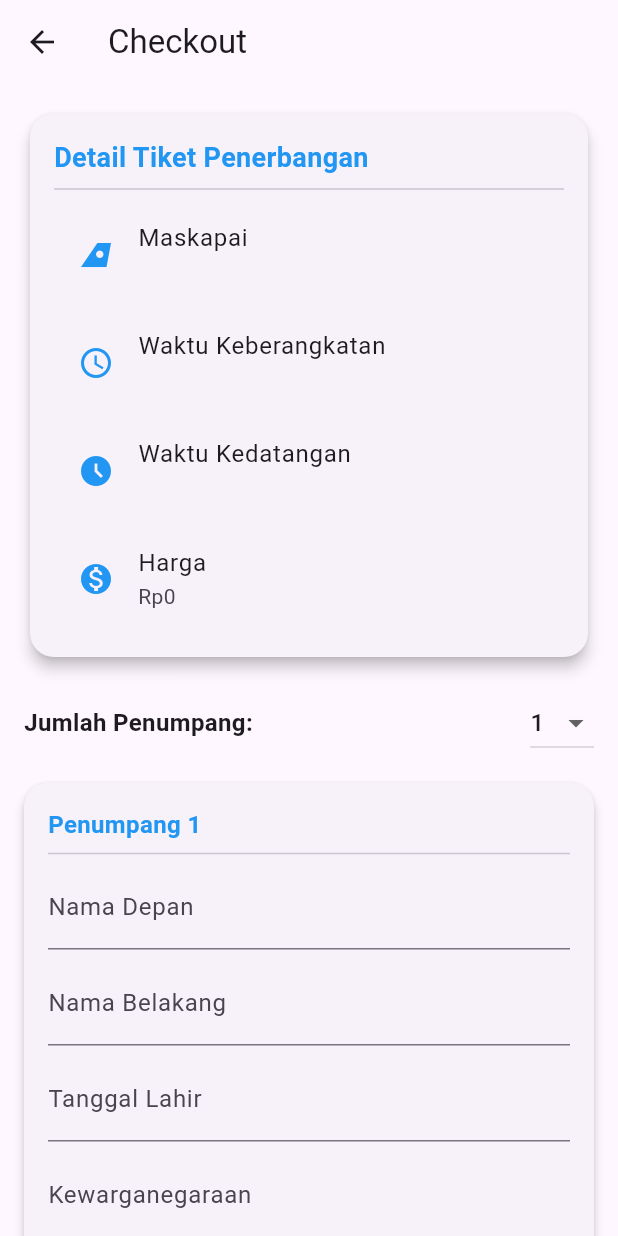
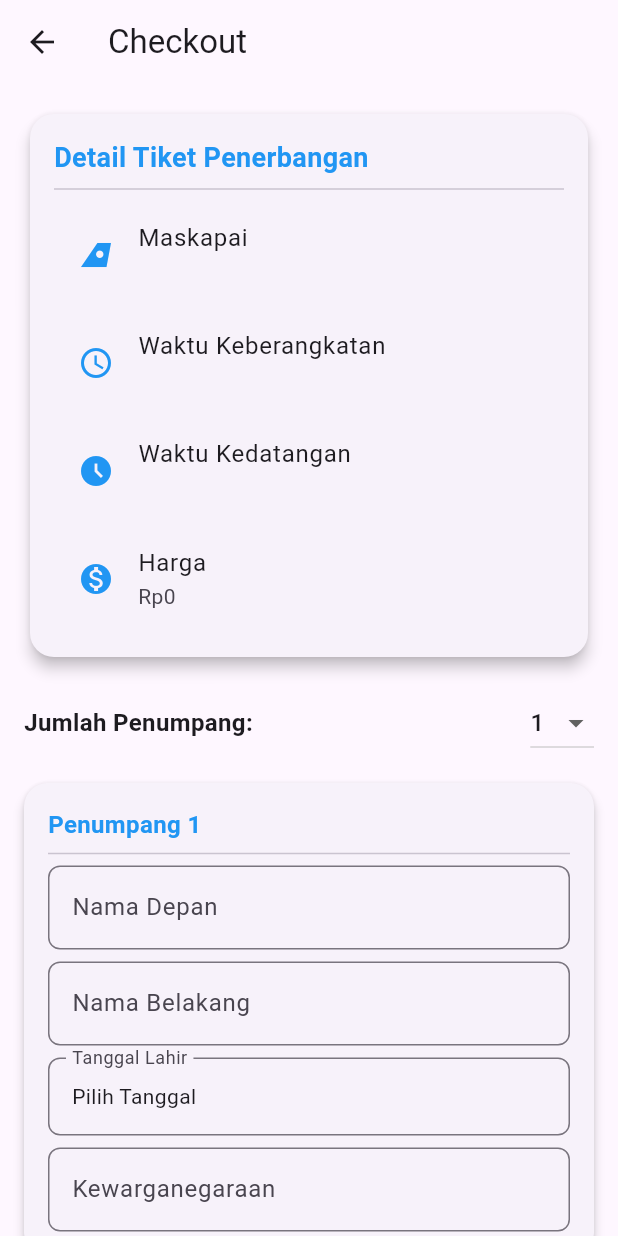
Before and after one commit to being71/uas_tiketpesawat, a Flutter app: the CheckoutPage screen opened directly with empty values, on a phone screen of 412 x 824 dp. Run offline on Flutter 3.47's test engine with Material 3 defaults, Android fonts, the phone set to English and light mode, and no system bars; our stand-ins replace cloud_firestore, firebase_auth, firebase_core; accounts and stored records are empty.

Commit message:
ubah checkoutpage dikit

```diff
--- a/lib/checkoutpage.dart
+++ b/lib/checkoutpage.dart
@@ -52,6 +52,21 @@ class _CheckoutPageState extends State<CheckoutPage> {
         const SnackBar(
             content: Text('Harap isi semua data penumpang dengan benar')),
       );
+    }
+  }
+
+  Future<void> _selectDate(BuildContext context, int index) async {
+    final DateTime? picked = await showDatePicker(
+      context: context,
+      initialDate: DateTime.now(),
+      firstDate: DateTime(1900),
+      lastDate: DateTime.now(),
+    );
+    if (picked != null) {
+      setState(() {
+        passengers[index]['birthDate'] =
+            "${picked.day}-${picked.month}-${picked.year}";
+      });
     }
   }
 
@@ -165,56 +180,77 @@ class _CheckoutPageState extends State<CheckoutPage> {
                           ),
                           const Divider(),
                           TextFormField(
-                            decoration: const InputDecoration(
+                            decoration: InputDecoration(
                               labelText: 'Nama Depan',
+                              border: OutlineInputBorder(
+                                borderRadius: BorderRadius.circular(8.0),
+                              ),
                             ),
                             onSaved: (value) =>
                                 passengers[index]['firstName'] = value ?? '',
                             validator: (value) {
                               if (value == null || value.isEmpty) {
                                 return 'Nama depan wajib diisi';
+                              } else if (!RegExp(r'^[a-zA-Z]+$')
+                                  .hasMatch(value)) {
+                                return 'Nama tidak boleh angka';
                               }
                               return null;
                             },
                           ),
                           const SizedBox(height: 8),
                           TextFormField(
-                            decoration: const InputDecoration(
+                            decoration: InputDecoration(
                               labelText: 'Nama Belakang',
+                              border: OutlineInputBorder(
+                                borderRadius: BorderRadius.circular(8.0),
+                              ),
                             ),
                             onSaved: (value) =>
                                 passengers[index]['lastName'] = value ?? '',
                             validator: (value) {
                               if (value == null || value.isEmpty) {
                                 return 'Nama belakang wajib diisi';
+                              } else if (!RegExp(r'^[a-zA-Z]+$')
+                                  .hasMatch(value)) {
+                                return 'Nama tidak boleh angka';
                               }
                               return null;
                             },
                           ),
                           const SizedBox(height: 8),
-                          TextFormField(
-                            decoration: const InputDecoration(
-                              labelText: 'Tanggal Lahir',
+                          InkWell(
+                            onTap: () => _selectDate(context, index),
+                            child: InputDecorator(
+                              decoration: InputDecoration(
+                                labelText: 'Tanggal Lahir',
+                                border: OutlineInputBorder(
+                                  borderRadius: BorderRadius.circular(8.0),
+                                ),
+                              ),
+                              child: Text(
+                                passengers[index]['birthDate']!.isEmpty
+                                    ? 'Pilih Tanggal'
+                                    : passengers[index]['birthDate']!,
+                              ),
                             ),
-                            onSaved: (value) =>
-                                passengers[index]['birthDate'] = value ?? '',
-                            validator: (value) {
-                              if (value == null || value.isEmpty) {
-                                return 'Tanggal lahir wajib diisi';
-                              }
-                              return null;
-                            },
                           ),
                           const SizedBox(height: 8),
                           TextFormField(
-                            decoration: const InputDecoration(
+                            decoration: InputDecoration(
                               labelText: 'Kewarganegaraan',
+                              border: OutlineInputBorder(
+                                borderRadius: BorderRadius.circular(8.0),
+                              ),
                             ),
                             onSaved: (value) =>
                                 passengers[index]['nationality'] = value ?? '',
                             validator: (value) {
                               if (value == null || value.isEmpty) {
                                 return 'Kewarganegaraan wajib diisi';
+                              } else if (!RegExp(r'^[a-zA-Z]+$')
+                                  .hasMatch(value)) {
+                                return 'Kewarganegaraan tidak boleh angka';
                               }
                               return null;
                             },
```
Also changed, not shown: lib/detailtiket.dart (+9 -0 lines).
